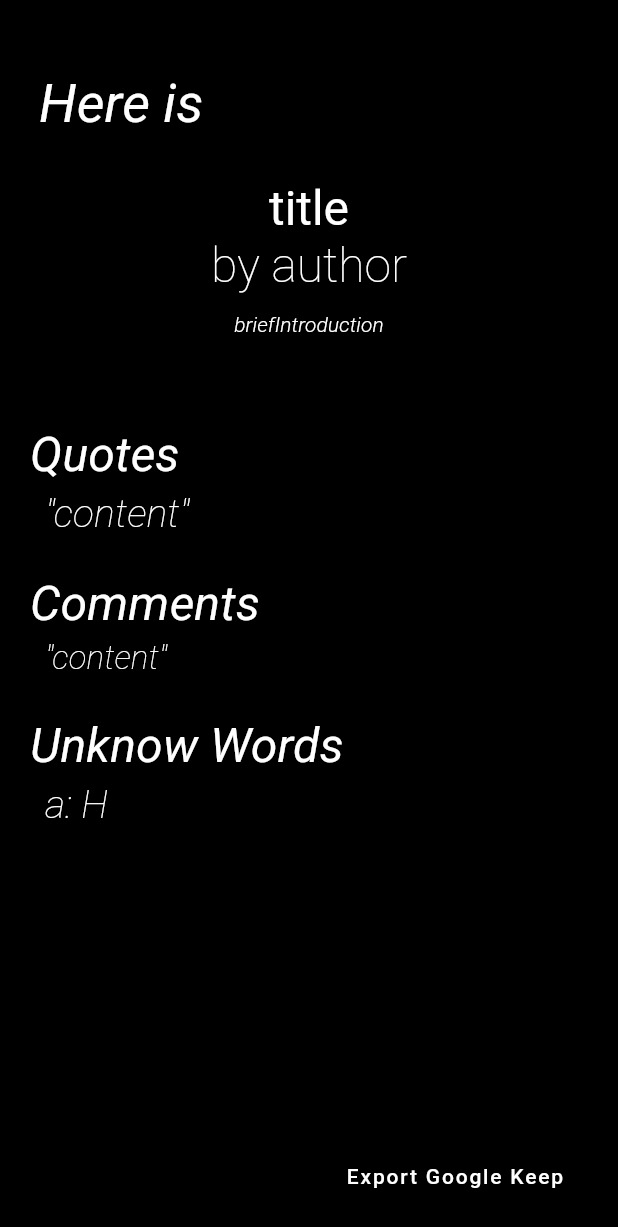
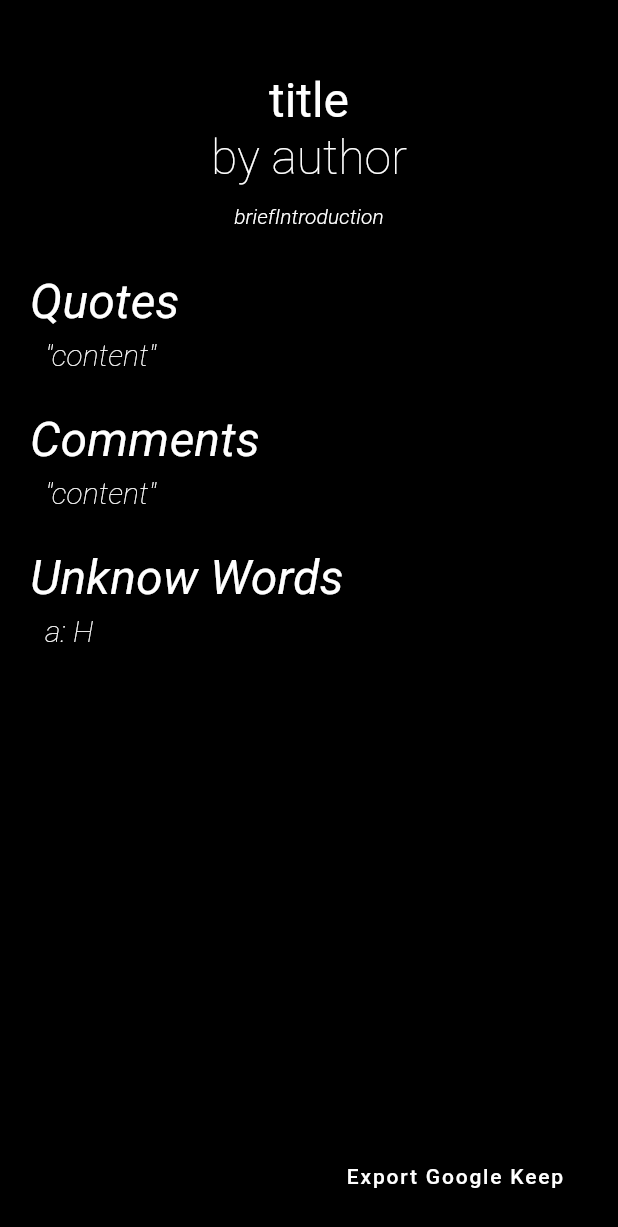
Before and after one commit to cturbides/ReaderDatabase, a Flutter app: the BookHome screen opened directly, on a phone screen of 412 x 824 dp. Shown: the top 1227 px of the screen. Run offline on Flutter 3.47's test engine with Material 2 defaults, Android fonts, the phone set to English and light mode, and no system bars; our stand-ins replace sqflite; accounts and stored records are empty.

Commit message:
Details fixed!

```diff
--- a/lib/add-book.dart
+++ b/lib/add-book.dart
@@ -188,10 +188,9 @@ class _AddBookState extends State<AddBook> {
                       alignment: Alignment.topLeft,
                       padding:
                           const EdgeInsets.only(left: 36, right: 36, top: 20),
-                      height: 5 * 24.0, //5 lines
                       child: TextFormField(
                         controller: _briefIntro,
-                        maxLines: 5,
+                        maxLines: 14,
                         maxLength: 500,
                         validator: (value) {
                           if (value!.isEmpty) {
--- a/lib/screens/book/book_comments.dart
+++ b/lib/screens/book/book_comments.dart
@@ -60,7 +60,7 @@ class Book_CommentsState extends State<BookComments> {
                 padding: const EdgeInsets.only(top: 48, left: 20, right: 20),
               ),
               const SizedBox(
-                height: 45,
+                height: 25,
               ),
               Container(
                 alignment: Alignment.topLeft,
--- a/lib/screens/book/book_home.dart
+++ b/lib/screens/book/book_home.dart
@@ -4,6 +4,9 @@ import 'package:readerdatabase/db/operations.dart';
 import 'package:readerdatabase/models/comments.dart';
 import 'package:readerdatabase/models/quotes.dart';
 import 'package:readerdatabase/models/unknow_words.dart';
+import 'package:readerdatabase/screens/book/book_comments.dart';
+import 'package:readerdatabase/screens/book/book_quotes.dart';
+import 'package:readerdatabase/screens/book/book_unknowWords.dart';
 import '../../models/book.dart';
 
 class BookHome extends StatefulWidget {
@@ -51,20 +54,8 @@ class _BookHomeState extends State<BookHome> {
       body: Column(
         mainAxisAlignment: MainAxisAlignment.start,
         children: <Widget>[
-          Container(
-            alignment: Alignment.topLeft,
-            child: const Text(
-              "Here is",
-              style: TextStyle(
-                  fontFamily: 'Roboto',
-                  fontStyle: FontStyle.italic,
-                  fontSize: 36,
-                  color: Colors.white),
-            ),
-            padding: const EdgeInsets.only(top: 48, left: 26),
-          ),
           const SizedBox(
-            height: 30,
+            height: 48,
           ),
           InkWell(
             child: Column(children: <Widget>[
@@ -117,7 +108,7 @@ class _BookHomeState extends State<BookHome> {
             splashColor: Colors.transparent,
           ),
           const SizedBox(
-            height: 60,
+            height: 30,
           ),
           SingleChildScrollView(
             physics: const ClampingScrollPhysics(),
@@ -144,13 +135,13 @@ class _BookHomeState extends State<BookHome> {
                     SizedBox(
                       width: double.infinity,
                       child: Padding(
-                        padding: const EdgeInsets.only(left: 30, top: 5),
+                        padding: const EdgeInsets.only(left: 30, top: 5, right: 30),
                         child: Text(
                           "\"${lastQuote.content}\"",
                           style: const TextStyle(
                               color: Colors.white,
                               fontFamily: 'Roboto',
-                              fontSize: 26,
+                              fontSize: 20,
                               fontStyle: FontStyle.italic,
                               fontWeight: FontWeight.w200),
                         ),
@@ -158,7 +149,16 @@ class _BookHomeState extends State<BookHome> {
                     )
                   ],
                 ),
-                onLongPress: () {},
+                onLongPress: () {
+                  Navigator.push(
+                          context,
+                          MaterialPageRoute(
+                              builder: (context) => const BookQuotes(),
+                              settings: RouteSettings(arguments: _book.id!)))
+                      .then((value) => setState(() {
+                            _retrieveLastQuote(_book.id!);
+                          }));
+                },
                 splashColor: Colors.transparent,
               ),
               const SizedBox(
@@ -185,13 +185,15 @@ class _BookHomeState extends State<BookHome> {
                     SizedBox(
                       width: double.infinity,
                       child: Padding(
-                        padding: const EdgeInsets.only(left: 30, top: 5),
+                        padding: const EdgeInsets.only(left: 30, top: 5, right: 30),
                         child: Text(
-                          "\"${lastComment.content}\"",
+                          (lastComment.content.length > 140)
+                              ? "\"${lastComment.content.characters.take(140)}...\""
+                              : "\"${lastComment.content}\"",
                           style: const TextStyle(
                               color: Colors.white,
                               fontFamily: 'Roboto',
-                              fontSize: 22,
+                              fontSize: 20,
                               fontStyle: FontStyle.italic,
                               fontWeight: FontWeight.w200),
                         ),
@@ -199,7 +201,16 @@ class _BookHomeState extends State<BookHome> {
                     )
                   ],
                 ),
-                onLongPress: () {},
+                onLongPress: () {
+                  Navigator.push(
+                          context,
+                          MaterialPageRoute(
+                              builder: (context) => const BookComments(),
+                              settings: RouteSettings(arguments: _book.id!)))
+                      .then((value) => setState(() {
+                            _retrieveLastComment(_book.id!);
+                          }));
+                },
                 splashColor: Colors.transparent,
               ),
               const SizedBox(
@@ -226,13 +237,15 @@ class _BookHomeState extends State<BookHome> {
                     SizedBox(
                       width: double.infinity,
                       child: Padding(
-                        padding: const EdgeInsets.only(left: 30, top: 5),
+                        padding: const EdgeInsets.only(left: 30, top: 5, right: 30 ),
                         child: Text(
-                          "${lastUnknowWords.name}: ${lastUnknowWords.content}",
+                          (lastUnknowWords.content.length > 50)
+                              ? "${lastUnknowWords.name}: ${lastUnknowWords.content.characters.take(50)}.."
+                              : "${lastUnknowWords.name}: ${lastUnknowWords.content}",
                           style: const TextStyle(
                               color: Colors.white,
                               fontFamily: 'Roboto',
-                              fontSize: 26,
+                              fontSize: 20,
                               fontStyle: FontStyle.italic,
                               fontWeight: FontWeight.w200),
                         ),
@@ -240,7 +253,16 @@ class _BookHomeState extends State<BookHome> {
                     )
                   ],
                 ),
-                onLongPress: () {},
+                onLongPress: () {
+                  Navigator.push(
+                          context,
+                          MaterialPageRoute(
+                              builder: (context) => const BookUnknowWords(),
+                              settings: RouteSettings(arguments: _book.id!)))
+                      .then((value) => setState(() {
+                            _retrieveLastUnknowWord(_book.id!);
+                          }));
+                },
                 splashColor: Colors.transparent,
               ),
             ]),
--- a/lib/screens/book/book_quotes.dart
+++ b/lib/screens/book/book_quotes.dart
@@ -63,7 +63,7 @@ class Book_QuotesState extends State<BookQuotes> {
                 ),
               ),
               const SizedBox(
-                height: 45,
+                height: 25,
               ),
               Container(
                 alignment: Alignment.topLeft,
--- a/lib/screens/book/book_unknowWords.dart
+++ b/lib/screens/book/book_unknowWords.dart
@@ -60,7 +60,7 @@ class Book_UnknowWordsState extends State<BookUnknowWords> {
                 padding: const EdgeInsets.only(top: 48, left: 20, right: 20),
               ),
               const SizedBox(
-                height: 45,
+                height: 25,
               ),
               Container(
                 alignment: Alignment.topLeft,
```
